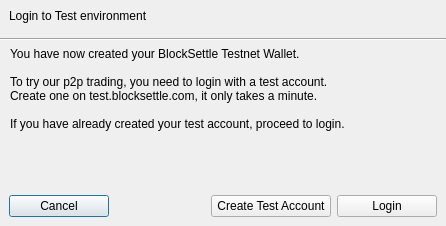
Old version of the form BlockSettleUILib/CreateAccountPrompt.ui in the repository BlockSettle/terminal.
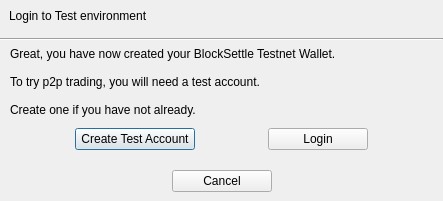
New version of the form.

Commit message: Update CreateAccountPrompt style

What changed in the file:
```diff
--- a/BlockSettleUILib/CreateAccountPrompt.ui
+++ b/BlockSettleUILib/CreateAccountPrompt.ui
@@ -6,8 +6,8 @@
    <rect>
     <x>0</x>
     <y>0</y>
-    <width>446</width>
-    <height>226</height>
+    <width>443</width>
+    <height>201</height>
    </rect>
   </property>
   <property name="windowTitle">
@@ -63,17 +63,106 @@
      <item>
       <widget class="QLabel" name="label">
        <property name="text">
-        <string>You have now created your BlockSettle Testnet Wallet.
+        <string>Great, you have now created your BlockSettle Testnet Wallet.
 
-To try our p2p trading, you need to login with a test account.
-Create one on test.blocksettle.com, it only takes a minute.
+To try p2p trading, you will need a test account.
 
-If you have already created your test account, proceed to login.</string>
+Create one if you have not already.</string>
        </property>
       </widget>
      </item>
     </layout>
    </item>
+   <item>
+    <spacer name="verticalSpacer">
+     <property name="orientation">
+      <enum>Qt::Vertical</enum>
+     </property>
+     <property name="sizeHint" stdset="0">
+      <size>
+       <width>20</width>
+       <height>40</height>
+      </size>
+     </property>
+    </spacer>
+   </item>
+   <item>
+    <widget class="QWidget" name="widget_3" native="true">
+     <layout class="QHBoxLayout" name="horizontalLayout_3">
+      <property name="topMargin">
+       <number>0</number>
+      </property>
+      <property name="bottomMargin">
+       <number>0</number>
+      </property>
+      <item>
+       <spacer name="horizontalSpacer">
+        <property name="orientation">
+         <enum>Qt::Horizontal</enum>
+        </property>
+        <property name="sizeHint" stdset="0">
+         <size>
+          <width>40</width>
+          <height>20</height>
+         </size>
+        </property>
+       </spacer>
+      </item>
+      <item>
+       <widget class="QPushButton" name="pushButtonCreateAccount">
+        <property name="minimumSize">
+         <size>
+          <width>120</width>
+          <height>0</height>
+         </size>
+        </property>
+        <property name="text">
+         <string>Create Test Account</string>
+        </property>
+       </widget>
+      </item>
+      <item>
+       <spacer name="horizontalSpacer_3">
+        <property name="orientation">
+         <enum>Qt::Horizontal</enum>
+        </property>
+        <property name="sizeHint" stdset="0">
+         <size>
+          <width>40</width>
+          <height>20</height>
+         </size>
+        </property>
+       </spacer>
+      </item>
+      <item>
+       <widget class="QPushButton" name="pushButtonLogin">
+        <property name="minimumSize">
+         <size>
+          <width>100</width>
+          <height>0</height>
+         </size>
+        </property>
+        <property name="text">
+         <string>Login</string>
+        </property>
+       </widget>
+      </item>
+      <item>
+       <spacer name="horizontalSpacer_4">
+        <property name="orientation">
+         <enum>Qt::Horizontal</enum>
+        </property>
+        <property name="sizeHint" stdset="0">
+         <size>
+          <width>40</width>
+          <height>20</height>
+         </size>
+        </property>
+       </spacer>
+      </item>
+     </layout>
+    </widget>
+   </item>
    <item>
     <spacer name="verticalSpacer_2">
      <property name="orientation">
@@ -93,6 +182,19 @@
       <bool>true</bool>
      </property>
      <layout class="QHBoxLayout" name="horizontalLayout_2">
+      <item>
+       <spacer name="horizontalSpacer_5">
+        <property name="orientation">
+         <enum>Qt::Horizontal</enum>
+        </property>
+        <property name="sizeHint" stdset="0">
+         <size>
+          <width>40</width>
+          <height>20</height>
+         </size>
+        </property>
+       </spacer>
+      </item>
       <item>
        <widget class="QPushButton" name="pushButtonCancel">
         <property name="minimumSize">
@@ -119,32 +221,6 @@
         </property>
        </spacer>
       </item>
-      <item>
-       <widget class="QPushButton" name="pushButtonCreateAccount">
-        <property name="minimumSize">
-         <size>
-          <width>120</width>
-          <height>0</height>
-         </size>
-        </property>
-        <property name="text">
-         <string>Create Test Account</string>
-        </property>
-       </widget>
-      </item>
-      <item>
-       <widget class="QPushButton" name="pushButtonLogin">
-        <property name="minimumSize">
-         <size>
-          <width>100</width>
-          <height>0</height>
-         </size>
-        </property>
-        <property name="text">
-         <string>Login</string>
-        </property>
-       </widget>
-      </item>
      </layout>
     </widget>
    </item>
```
